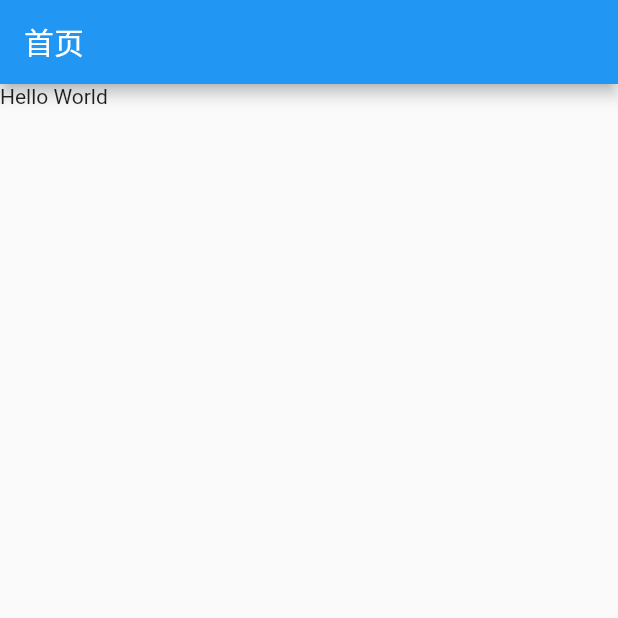
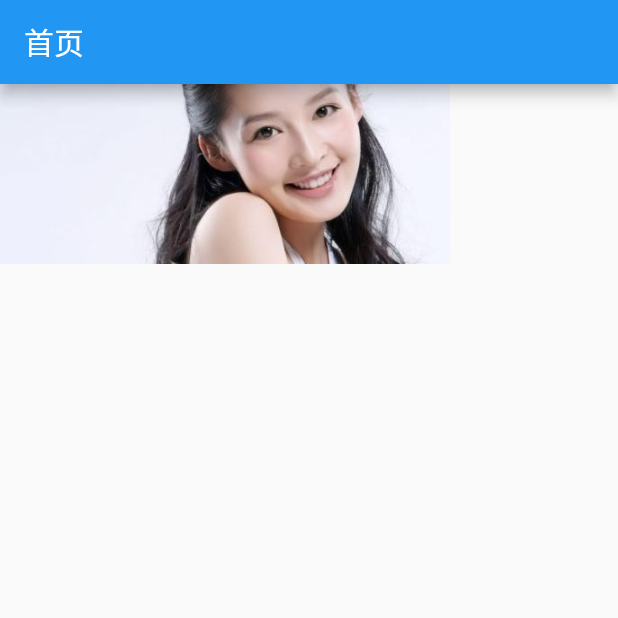
Before and after one commit to he1237596/myapp, a Flutter app: the screen it shows after launch, on a phone screen of 412 x 824 dp, the top half of it. Run offline on Flutter 3.47's test engine with Material 2 defaults, Android fonts, the phone set to English and light mode, and no system bars.

Commit message:
本地图片

```diff
--- a/lib/main.dart
+++ b/lib/main.dart
@@ -2,8 +2,8 @@
  * @Author: Chris
  * @Date: 2020-09-07 15:53:59
  * @LastEditors: Chris
- * @LastEditTime: 2020-09-07 16:17:16
- * @Descripttion: **
+ * @LastEditTime: 2020-09-10 20:51:58
+ * @Descripttion: 引入本地图片（会影响打包的大小）
  */
 import 'package:flutter/material.dart';
 
@@ -22,9 +22,28 @@ class MyApp extends StatelessWidget {
           appBar: AppBar(
             title: Text('首页'),
           ),
-          body: Text('Hello World'),
+          body: HomePage(),
         ),
       ),
     );
   }
 }
+
+class HomePage extends StatelessWidget {
+  const HomePage({Key key}) : super(key: key);
+
+  @override
+  Widget build(BuildContext context) {
+    return Container(
+      child: Container(
+        width: 300,
+        height: 120,
+        child: Image.asset(
+          'images/0.jpg',
+          fit: BoxFit.cover,
+        ),
+        decoration: BoxDecoration(color: Colors.yellow),
+      ),
+    );
+  }
+}
--- a/pubspec.yaml
+++ b/pubspec.yaml
@@ -48,7 +48,8 @@ flutter:
   # assets:
   #   - images/a_dot_burr.jpeg
   #   - images/a_dot_ham.jpeg
-
+  assets:
+    - images/0.jpg
   # An image asset can refer to one or more resolution-specific "variants", see
   # https://flutter.dev/assets-and-images/#resolution-aware.
 
```
Also changed, not shown: images/0.jpg (added).
